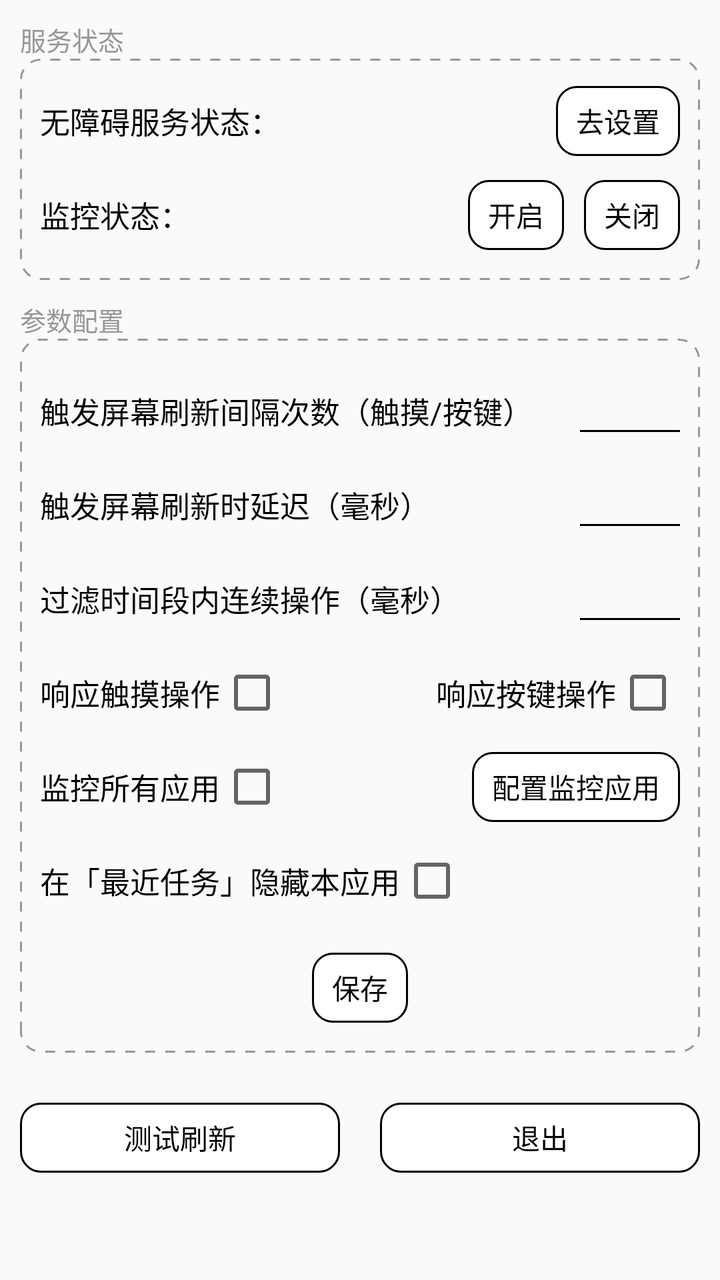
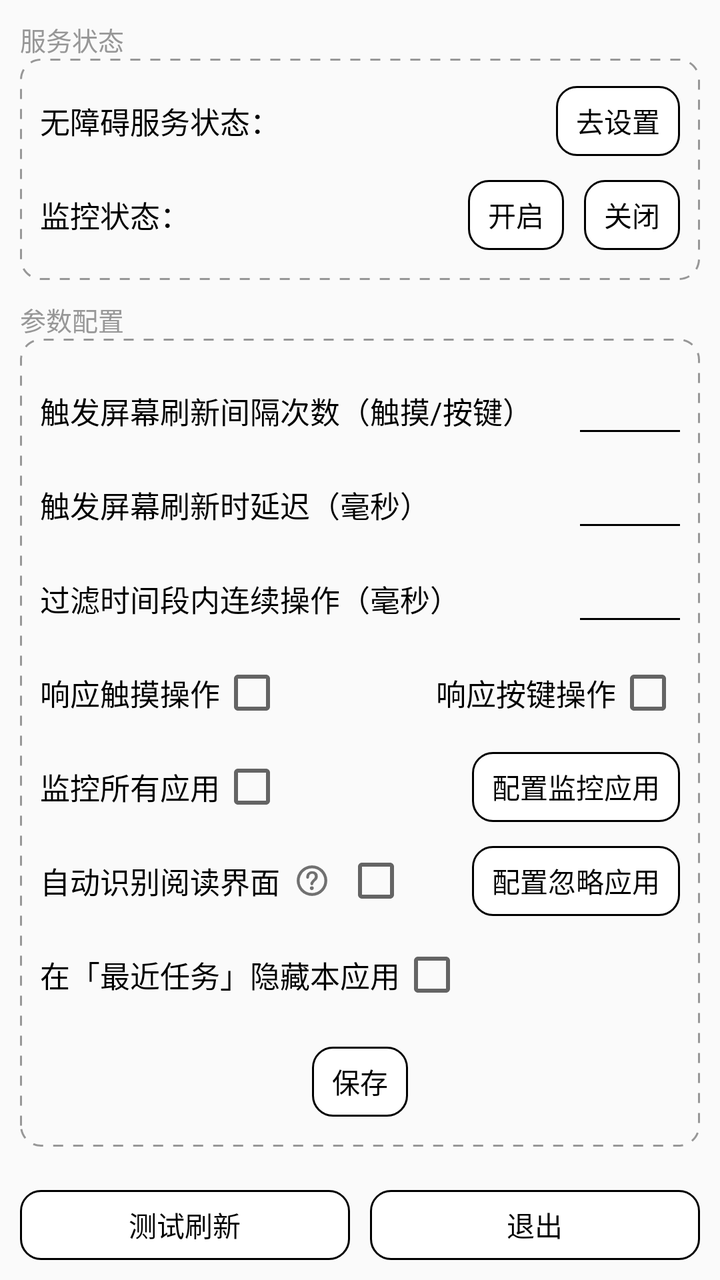

Before-and-after screenshots of an Android layout around one commit, followed by the original layout XML and the change that was made.
<!-- AndroidManifest.xml: application theme AppTheme -->
<!-- res/layout/activity_main.xml -->
<?xml version="1.0" encoding="utf-8"?>
<layout>

    <androidx.constraintlayout.widget.ConstraintLayout xmlns:android="http://schemas.android.com/apk/res/android"
        xmlns:app="http://schemas.android.com/apk/res-auto"
        xmlns:tools="http://schemas.android.com/tools"
        android:layout_width="match_parent"
        android:layout_height="match_parent"
        tools:context=".activity.MainActivity">

        <TextView
            android:id="@+id/tv_service_status_title"
            style="@style/areaTitleStyle"
            android:text="@string/tv_service_status"
            app:layout_constraintLeft_toLeftOf="parent"
            app:layout_constraintTop_toTopOf="parent" />

        <androidx.constraintlayout.widget.ConstraintLayout
            android:id="@+id/cl_service_status"
            style="@style/areaStyle"
            android:background="@drawable/area_border_line"
            app:layout_constraintLeft_toLeftOf="parent"
            app:layout_constraintRight_toRightOf="parent"
            app:layout_constraintTop_toBottomOf="@id/tv_service_status_title">

            <TextView
                android:id="@+id/tv_accessibility"
                style="@style/defTextStyle"
                android:layout_marginTop="20dp"
                android:text="@string/tv_accessibility_status"
                app:layout_constraintStart_toStartOf="parent"
                app:layout_constraintTop_toTopOf="parent" />

            <TextView
                android:id="@+id/tv_accessibility_status"
                style="@style/defTextStyle"
                app:layout_constraintBottom_toBottomOf="@id/tv_accessibility"
                app:layout_constraintLeft_toRightOf="@id/tv_accessibility"
                app:layout_constraintTop_toTopOf="@id/tv_accessibility" />

            <Button
                android:id="@+id/btn_to_accessibility_settings"
                style="@style/defButtonStyle"
                android:text="@string/btn_to_settings"
                app:layout_constraintBottom_toBottomOf="@id/tv_accessibility"
                app:layout_constraintRight_toRightOf="parent"
                app:layout_constraintTop_toTopOf="@id/tv_accessibility" />

            <TextView
                android:id="@+id/tv_monitor"
                style="@style/defTextStyle"
                android:layout_marginTop="@dimen/space"
                android:text="@string/tv_monitor_status"
                app:layout_constraintLeft_toLeftOf="parent"
                app:layout_constraintTop_toBottomOf="@id/tv_accessibility" />

            <TextView
                android:id="@+id/tv_monitor_status"
                style="@style/defTextStyle"
                app:layout_constraintBottom_toBottomOf="@id/tv_monitor"
                app:layout_constraintLeft_toRightOf="@id/tv_monitor"
                app:layout_constraintTop_toTopOf="@id/tv_monitor" />

            <Button
                android:id="@+id/btn_monitor_status_off"
                style="@style/defButtonStyle"
                android:text="@string/btn_off"
                app:layout_constraintBottom_toBottomOf="@id/tv_monitor"
                app:layout_constraintRight_toRightOf="parent"
                app:layout_constraintTop_toTopOf="@id/tv_monitor" />

            <Button
                android:id="@+id/btn_monitor_status_on"
                style="@style/defButtonStyle"
                android:layout_marginRight="10dp"
                android:text="@string/btn_on"
                app:layout_constraintBottom_toBottomOf="@id/tv_monitor"
                app:layout_constraintRight_toLeftOf="@id/btn_monitor_status_off"
                app:layout_constraintTop_toTopOf="@id/tv_monitor" />

        </androidx.constraintlayout.widget.ConstraintLayout>

        <TextView
            android:id="@+id/tv_config_title"
            style="@style/areaTitleStyle"
            android:text="@string/tv_config_title"
            app:layout_constraintLeft_toLeftOf="parent"
            app:layout_constraintTop_toBottomOf="@id/cl_service_status" />

        <androidx.constraintlayout.widget.ConstraintLayout
            android:id="@+id/cl_config"
            style="@style/areaStyle"
            android:background="@drawable/area_border_line"
            app:layout_constraintLeft_toLeftOf="parent"
            app:layout_constraintRight_toRightOf="parent"
            app:layout_constraintTop_toBottomOf="@id/tv_config_title">

            <TextView
                android:id="@+id/tv_interval"
                style="@style/defTextStyle"
                android:layout_marginTop="@dimen/space"
                android:text="@string/tv_interval"
                app:layout_constraintLeft_toLeftOf="parent"
                app:layout_constraintTop_toTopOf="parent" />

            <EditText
                android:id="@+id/et_interval"
                style="@style/defEditStyle"
                app:layout_constraintBottom_toBottomOf="@id/tv_interval"
                app:layout_constraintRight_toRightOf="parent"
                app:layout_constraintTop_toTopOf="@id/tv_interval" />

            <TextView
                android:id="@+id/tv_delay"
                style="@style/defTextStyle"
                android:layout_marginTop="@dimen/space"
                android:text="@string/tv_delay"
                app:layout_constraintLeft_toLeftOf="parent"
                app:layout_constraintTop_toBottomOf="@id/tv_interval" />

            <EditText
                android:id="@+id/et_delay"
                style="@style/defEditStyle"
                app:layout_constraintBottom_toBottomOf="@id/tv_delay"
                app:layout_constraintRight_toRightOf="parent"
                app:layout_constraintTop_toTopOf="@id/tv_delay" />

            <TextView
                android:id="@+id/tv_ignore"
                style="@style/defTextStyle"
                android:layout_marginTop="@dimen/space"
                android:text="@string/tv_ignore"
                app:layout_constraintLeft_toLeftOf="parent"
                app:layout_constraintTop_toBottomOf="@id/tv_delay" />

            <EditText
                android:id="@+id/et_ignore"
                style="@style/defEditStyle"
                app:layout_constraintBottom_toBottomOf="@id/tv_ignore"
                app:layout_constraintRight_toRightOf="parent"
                app:layout_constraintTop_toTopOf="@id/tv_ignore" />

            <TextView
                android:id="@+id/tv_monitor_touch"
                style="@style/defTextStyle"
                android:layout_marginTop="@dimen/space"
                android:text="@string/tv_monitor_touch"
                app:layout_constraintLeft_toLeftOf="parent"
                app:layout_constraintTop_toBottomOf="@id/tv_ignore" />

            <CheckBox
                android:id="@+id/cb_monitor_touch"
                android:layout_width="wrap_content"
                android:layout_height="wrap_content"
                app:layout_constraintBottom_toBottomOf="@id/tv_monitor_touch"
                app:layout_constraintLeft_toRightOf="@id/tv_monitor_touch"
                app:layout_constraintTop_toTopOf="@id/tv_monitor_touch" />

            <TextView
                android:id="@+id/tv_monitor_key"
                style="@style/defTextStyle"
                android:text="@string/tv_monitor_key"
                app:layout_constraintBottom_toBottomOf="@id/tv_monitor_touch"
                app:layout_constraintRight_toLeftOf="@id/cb_monitor_key"
                app:layout_constraintTop_toTopOf="@id/tv_monitor_touch" />

            <CheckBox
                android:id="@+id/cb_monitor_key"
                android:layout_width="wrap_content"
                android:layout_height="wrap_content"
                app:layout_constraintBottom_toBottomOf="@id/tv_monitor_key"
                app:layout_constraintRight_toRightOf="parent"
                app:layout_constraintTop_toTopOf="@id/tv_monitor_key" />

            <TextView
                android:id="@+id/tv_monitor_global"
                style="@style/defTextStyle"
                android:layout_marginTop="@dimen/space"
                android:text="@string/tv_monitor_global"
                app:layout_constraintLeft_toLeftOf="parent"
                app:layout_constraintTop_toBottomOf="@id/tv_monitor_touch" />

            <CheckBox
                android:id="@+id/cb_monitor_global"
                android:layout_width="wrap_content"
                android:layout_height="wrap_content"
                app:layout_constraintBottom_toBottomOf="@id/tv_monitor_global"
                app:layout_constraintLeft_toRightOf="@id/tv_monitor_global"
                app:layout_constraintTop_toTopOf="@id/tv_monitor_global" />

            <Button
                android:id="@+id/btn_monitor_list"
                style="@style/defButtonStyle"
                android:text="@string/btn_monitor_list"
                app:layout_constraintBottom_toBottomOf="@id/tv_monitor_global"
                app:layout_constraintRight_toRightOf="parent"
                app:layout_constraintTop_toTopOf="@id/tv_monitor_global" />

            <TextView
                android:id="@+id/tv_hide_background_task"
                style="@style/defTextStyle"
                android:layout_marginTop="@dimen/space"
                android:text="@string/tv_hide_background_task"
                app:layout_constraintLeft_toLeftOf="parent"
                app:layout_constraintTop_toBottomOf="@id/tv_monitor_global" />

            <CheckBox
                android:id="@+id/cb_hide_background_task"
                android:layout_width="wrap_content"
                android:layout_height="wrap_content"
                app:layout_constraintBottom_toBottomOf="@id/tv_hide_background_task"
                app:layout_constraintLeft_toRightOf="@id/tv_hide_background_task"
                app:layout_constraintTop_toTopOf="@id/tv_hide_background_task" />

            <Button
                android:id="@+id/btn_save"
                style="@style/defButtonStyle"
                android:layout_marginTop="@dimen/space"
                android:text="@string/btn_save"
                app:layout_constraintLeft_toLeftOf="parent"
                app:layout_constraintRight_toRightOf="parent"
                app:layout_constraintTop_toBottomOf="@id/tv_hide_background_task" />

        </androidx.constraintlayout.widget.ConstraintLayout>

        <Button
            android:id="@+id/btn_test"
            style="@style/defButtonStyle"
            android:layout_width="0dp"
            android:layout_marginLeft="@dimen/area_margin"
            android:layout_marginTop="@dimen/space"
            android:layout_marginRight="@dimen/area_margin"
            android:text="@string/btn_test"
            app:layout_constraintLeft_toLeftOf="parent"
            app:layout_constraintRight_toLeftOf="@id/btn_exit"
            app:layout_constraintTop_toBottomOf="@id/cl_config" />

        <Button
            android:id="@+id/btn_exit"
            style="@style/defButtonStyle"
            android:layout_width="0dp"
            android:layout_marginLeft="@dimen/area_margin"
            android:layout_marginRight="@dimen/area_margin"
            android:text="@string/btn_exit"
            app:layout_constraintBottom_toBottomOf="@id/btn_test"
            app:layout_constraintLeft_toRightOf="@id/btn_test"
            app:layout_constraintRight_toRightOf="parent"
            app:layout_constraintTop_toTopOf="@id/btn_test" />

    </androidx.constraintlayout.widget.ConstraintLayout>
</layout>
<!-- resources referenced by this layout -->
<resources>
  <dimen name="area_margin">10dp</dimen>
  <dimen name="space">25dp</dimen>
  <string name="btn_exit">退出</string>
  <string name="btn_monitor_list">配置监控应用</string>
  <string name="btn_off">关闭</string>
  <string name="btn_on">开启</string>
  <string name="btn_save">保存</string>
  <string name="btn_test">测试刷新</string>
  <string name="btn_to_settings">去设置</string>
  <string name="tv_accessibility_status">无障碍服务状态：</string>
  <string name="tv_config_title">参数配置</string>
  <string name="tv_delay">触发屏幕刷新时延迟（毫秒）</string>
  <string name="tv_hide_background_task">在「最近任务」隐藏本应用</string>
  <string name="tv_ignore">过滤时间段内连续操作（毫秒）</string>
  <string name="tv_interval">触发屏幕刷新间隔次数（触摸/按键）</string>
  <string name="tv_monitor_global">监控所有应用</string>
  <string name="tv_monitor_key">响应按键操作</string>
  <string name="tv_monitor_status">监控状态：</string>
  <string name="tv_monitor_touch">响应触摸操作</string>
  <string name="tv_service_status">服务状态</string>
  <style name="defTextStyle">
          <item name="android:layout_width">wrap_content</item>
          <item name="android:layout_height">wrap_content</item>
          <item name="android:textSize">@dimen/def_text_size</item>
          <item name="android:textColor">@drawable/text_selector</item>
      </style>
  <style name="AppTheme" parent="Theme.AppCompat.Light">
          <item name="colorPrimary">@color/black</item>
          <item name="colorPrimaryDark">@color/black</item>
          <item name="colorAccent">@color/black</item>
          <item name="actionBarStyle">@style/MyActionBar</item>
      </style>
  <color name="hint">#979797</color>
  <dimen name="area_padding">10dp</dimen>
  <dimen name="area_padding_bottom">15dp</dimen>
  <dimen name="area_text_size">13sp</dimen>
  <dimen name="def_btn_size">14sp</dimen>
  <!-- drawable line (drawable) -->
  <?xml version="1.0" encoding="utf-8"?>
  <shape xmlns:android="http://schemas.android.com/apk/res/android">
      <solid android:color="@color/black" />
      <size
          android:width="1000dp"
          android:height="1dp" />
  </shape>
  <dimen name="def_text_size">15sp</dimen>
  <!-- drawable text_selector (drawable) -->
  <?xml version="1.0" encoding="utf-8"?>
  <selector xmlns:android="http://schemas.android.com/apk/res/android">
      <item android:color="@color/disable_text" android:state_enabled="false" />
      <item android:color="@color/black" />
  </selector>
  <color name="black">#FF000000</color>
  <style name="MyActionBar" parent="Widget.AppCompat.Light.ActionBar.Solid">
          <item name="background">@color/white</item>
          <item name="titleTextStyle">@style/MyActionBarTitle</item>
      </style>
  <color name="disable_text">#FFFFFFFF</color>
  <color name="white">#FFFFFFFF</color>
  <style name="MyActionBarTitle" parent="TextAppearance.AppCompat.Widget.ActionBar.Title">
          <item name="android:textColor">@color/black</item>
          <item name="android:textSize">18sp</item>
      </style>
  <dimen name="btn_bg_broder">1dp</dimen>
  <color name="disable_bg">#A8A8A8</color>
  <dimen name="btn_bg_radius">10dp</dimen>
  <color name="pressed">#E4E4E4</color>
  <!-- unchanged entries left out for length: 9 -->
</resources>

<!-- the commit's change to res/layout/activity_main.xml (unified diff, before → after) -->
@@ -197,12 +197,50 @@
                 app:layout_constraintTop_toTopOf="@id/tv_monitor_global" />
 
             <TextView
+                android:id="@+id/tv_auto_detect_reading"
+                style="@style/defTextStyle"
+                android:layout_marginTop="@dimen/space"
+                android:text="@string/tv_auto_detect_reading"
+                app:layout_constraintLeft_toLeftOf="parent"
+                app:layout_constraintTop_toBottomOf="@id/tv_monitor_global" />
+
+            <ImageButton
+                android:id="@+id/ib_reading_whitelist_help"
+                android:layout_width="32dp"
+                android:layout_height="32dp"
+                android:background="@null"
+                android:contentDescription="@string/btn_reading_whitelist_hint"
+                android:padding="8dp"
+                android:scaleType="fitCenter"
+                android:src="@drawable/help"
+                app:layout_constraintBottom_toBottomOf="@id/tv_auto_detect_reading"
+                app:layout_constraintLeft_toRightOf="@id/tv_auto_detect_reading"
+                app:layout_constraintTop_toTopOf="@id/tv_auto_detect_reading" />
+
+            <CheckBox
+                android:id="@+id/cb_auto_detect_reading"
+                android:layout_width="wrap_content"
+                android:layout_height="wrap_content"
+                app:layout_constraintBottom_toBottomOf="@id/tv_auto_detect_reading"
+                app:layout_constraintLeft_toRightOf="@id/ib_reading_whitelist_help"
+                app:layout_constraintTop_toTopOf="@id/tv_auto_detect_reading" />
+
+
+            <Button
+                android:id="@+id/btn_reading_whitelist"
+                style="@style/defButtonStyle"
+                android:text="@string/btn_reading_whitelist"
+                app:layout_constraintBottom_toBottomOf="@id/tv_auto_detect_reading"
+                app:layout_constraintRight_toRightOf="parent"
+                app:layout_constraintTop_toTopOf="@id/tv_auto_detect_reading" />
+
+            <TextView
                 android:id="@+id/tv_hide_background_task"
                 style="@style/defTextStyle"
                 android:layout_marginTop="@dimen/space"
                 android:text="@string/tv_hide_background_task"
                 app:layout_constraintLeft_toLeftOf="parent"
-                app:layout_constraintTop_toBottomOf="@id/tv_monitor_global" />
+                app:layout_constraintTop_toBottomOf="@id/tv_auto_detect_reading" />
 
             <CheckBox
                 android:id="@+id/cb_hide_background_task"
@@ -228,18 +266,18 @@
             style="@style/defButtonStyle"
             android:layout_width="0dp"
             android:layout_marginLeft="@dimen/area_margin"
-            android:layout_marginTop="@dimen/space"
-            android:layout_marginRight="@dimen/area_margin"
+            android:layout_marginRight="5dp"
+            android:layout_marginBottom="10dp"
             android:text="@string/btn_test"
-            app:layout_constraintLeft_toLeftOf="parent"
-            app:layout_constraintRight_toLeftOf="@id/btn_exit"
-            app:layout_constraintTop_toBottomOf="@id/cl_config" />
+            app:layout_constraintBottom_toBottomOf="parent"
+            app:layout_constraintLeft_toLeftOf="parent"
+            app:layout_constraintRight_toLeftOf="@id/btn_exit" />
 
         <Button
             android:id="@+id/btn_exit"
             style="@style/defButtonStyle"
             android:layout_width="0dp"
-            android:layout_marginLeft="@dimen/area_margin"
+            android:layout_marginLeft="5dp"
             android:layout_marginRight="@dimen/area_margin"
             android:text="@string/btn_exit"
             app:layout_constraintBottom_toBottomOf="@id/btn_test"
<!-- resource entries referenced after the edit -->
@@ -2,14 +2,18 @@
 <resources>
   <dimen name="area_margin">10dp</dimen>
   <dimen name="space">25dp</dimen>
+  <!-- drawable help: png bitmap (drawable-mdpi, 1556 bytes) -->
   <string name="btn_exit">退出</string>
   <string name="btn_monitor_list">配置监控应用</string>
   <string name="btn_off">关闭</string>
   <string name="btn_on">开启</string>
+  <string name="btn_reading_whitelist">配置忽略应用</string>
+  <string name="btn_reading_whitelist_hint">自动识别界面上文字数量，大于一定阈值后判断为阅读界面。一些付费阅读应用经过加密后无法正常读取界面，需要配置忽略自动识别。</string>
   <string name="btn_save">保存</string>
   <string name="btn_test">测试刷新</string>
   <string name="btn_to_settings">去设置</string>
   <string name="tv_accessibility_status">无障碍服务状态：</string>
+  <string name="tv_auto_detect_reading">自动识别阅读界面</string>
   <string name="tv_config_title">参数配置</string>
   <string name="tv_delay">触发屏幕刷新时延迟（毫秒）</string>
   <string name="tv_hide_background_task">在「最近任务」隐藏本应用</string>
@@ -30,6 +34,10 @@
           <item name="colorPrimary">@color/black</item>
           <item name="colorPrimaryDark">@color/black</item>
           <item name="colorAccent">@color/black</item>
+          
+          <item name="colorControlHighlight">@android:color/transparent</item>
+          <item name="android:colorControlHighlight">@android:color/transparent</item>
+          <item name="checkboxStyle">@style/NoAnimCheckBox</item>
           <item name="actionBarStyle">@style/MyActionBar</item>
       </style>
   <color name="hint">#979797</color>
@@ -53,6 +61,10 @@
       <item android:color="@color/black" />
   </selector>
   <color name="black">#FF000000</color>
+  <style name="NoAnimCheckBox" parent="Widget.AppCompat.CompoundButton.CheckBox">
+          <item name="android:background">@android:color/transparent</item>
+          <item name="android:foreground">@null</item>
+      </style>
   <style name="MyActionBar" parent="Widget.AppCompat.Light.ActionBar.Solid">
           <item name="background">@color/white</item>
           <item name="titleTextStyle">@style/MyActionBarTitle</item>
